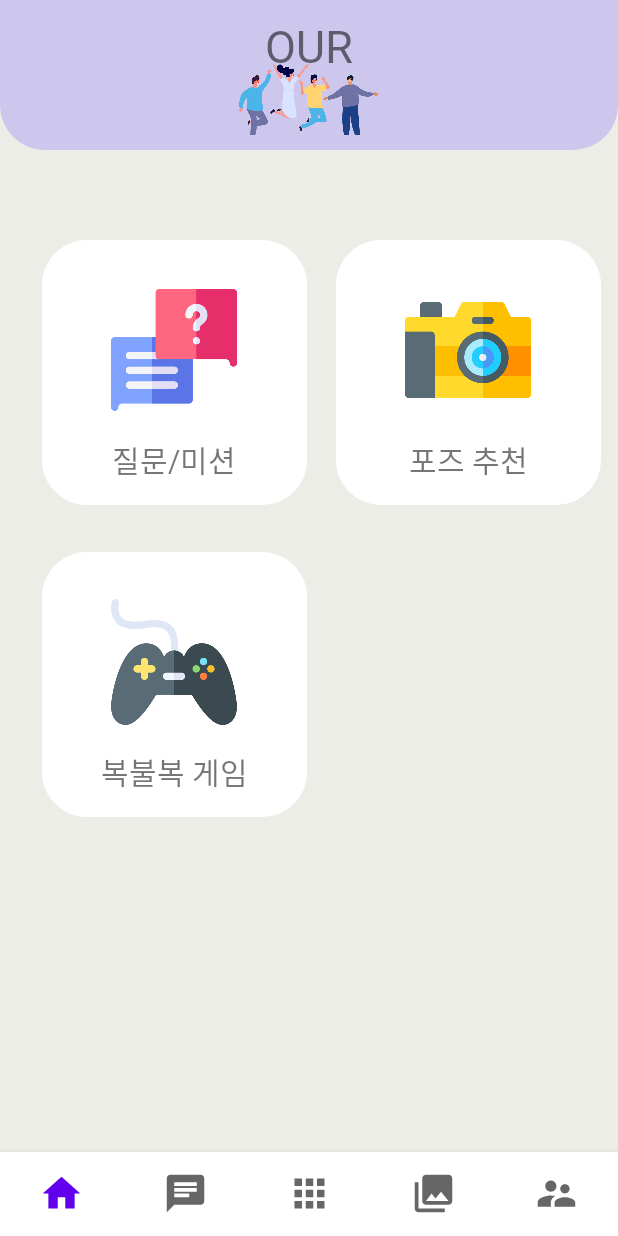
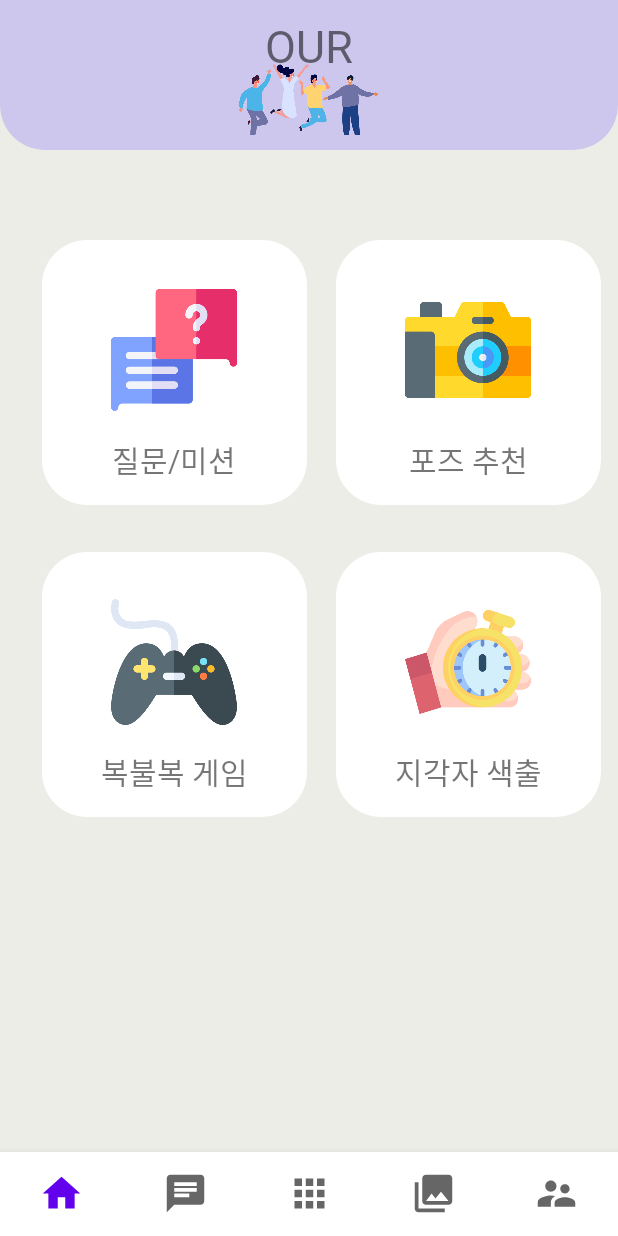
Before and after one commit to hyunsooklm/CAPSTON, an Android app: the layout activity_menu.xml on its own in the app's theme, with its tools: preview values and no code run, on a phone screen of 412 x 824 dp. Run offline under Robolectric (Android 15) with nearby library versions, the light colour scheme and no system bars; Roboto replaces fonts that are not available here.

Commit message:
메뉴UI

```diff
--- a/app/src/main/res/layout/activity_menu.xml
+++ b/app/src/main/res/layout/activity_menu.xml
@@ -163,6 +163,46 @@
 
     </LinearLayout>
 
+    <LinearLayout
+        android:layout_width="0dp"
+        android:layout_height="wrap_content"
+        android:layout_marginStart="224dp"
+        android:layout_marginTop="368dp"
+        android:background="@drawable/white_retangle_background"
+        android:gravity="center"
+        android:orientation="vertical"
+        android:padding="15dp"
+        app:layout_constraintDimensionRatio="H,1:1"
+        app:layout_constraintStart_toStartOf="parent"
+        app:layout_constraintTop_toTopOf="parent">
+
+        <ImageView
+            android:layout_width="100dp"
+            android:layout_height="100dp"
+            android:layout_margin="8dp"
+            android:padding="8dp"
+            android:src="@drawable/stopwatch"
+            app:layout_constraintBottom_toBottomOf="parent"
+            app:layout_constraintEnd_toEndOf="@+id/constraintLayout2"
+            app:layout_constraintHorizontal_bias="0.183"
+
+            app:layout_constraintTop_toBottomOf="@+id/constraintLayout2"
+            app:layout_constraintVertical_bias="0.146" />
+
+
+        <TextView
+            android:layout_width="match_parent"
+            android:layout_height="wrap_content"
+            android:fontFamily="@font/kyobohandwriting"
+            android:gravity="center"
+            android:text="지각자 색출"
+            android:textSize="20sp"
+            tools:layout_editor_absoluteX="-111dp"
+            tools:layout_editor_absoluteY="342dp" />
+
+    </LinearLayout>
+
+
     <com.google.android.material.bottomnavigation.BottomNavigationView
         android:id="@+id/bottomNavigation"
         android:layout_width="match_parent"
```
Also changed, not shown: app/src/main/res/drawable/stopwatch.png (added).
